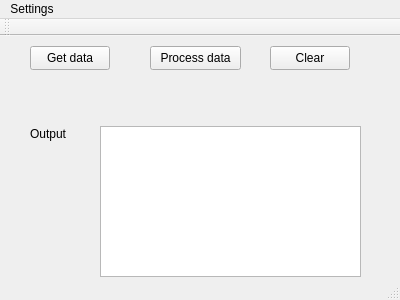
This is testbenchGUI/mainwindow.ui in qrana/testbench as Qt 5 draws it before an edit. The edited form follows.
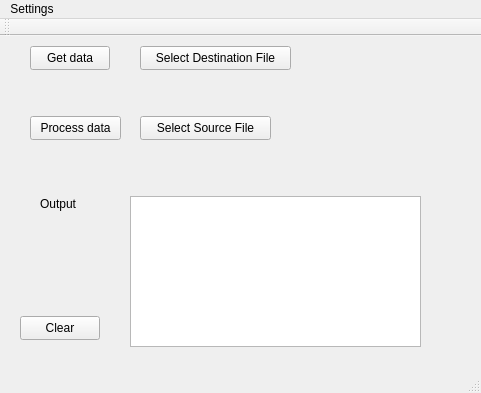
This is the edited form.

Patch:
```diff
--- a/testbenchGUI/mainwindow.ui
+++ b/testbenchGUI/mainwindow.ui
@@ -6,8 +6,8 @@
    <rect>
     <x>0</x>
     <y>0</y>
-    <width>400</width>
-    <height>300</height>
+    <width>481</width>
+    <height>393</height>
    </rect>
   </property>
   <property name="windowTitle">
@@ -17,8 +17,8 @@
    <widget class="QPushButton" name="processButton">
     <property name="geometry">
      <rect>
-      <x>150</x>
-      <y>10</y>
+      <x>30</x>
+      <y>80</y>
       <width>91</width>
       <height>24</height>
      </rect>
@@ -30,9 +30,9 @@
    <widget class="QPlainTextEdit" name="outputTextEdit">
     <property name="geometry">
      <rect>
-      <x>100</x>
-      <y>90</y>
-      <width>261</width>
+      <x>130</x>
+      <y>160</y>
+      <width>291</width>
       <height>151</height>
      </rect>
     </property>
@@ -53,8 +53,8 @@
    <widget class="QPushButton" name="clearButton">
     <property name="geometry">
      <rect>
-      <x>270</x>
-      <y>10</y>
+      <x>20</x>
+      <y>280</y>
       <width>80</width>
       <height>24</height>
      </rect>
@@ -66,8 +66,8 @@
    <widget class="QLabel" name="outputLabel">
     <property name="geometry">
      <rect>
-      <x>30</x>
-      <y>90</y>
+      <x>40</x>
+      <y>160</y>
       <width>58</width>
       <height>16</height>
      </rect>
@@ -76,13 +76,65 @@
      <string>Output</string>
     </property>
    </widget>
+   <widget class="QPushButton" name="destinationButton">
+    <property name="geometry">
+     <rect>
+      <x>140</x>
+      <y>10</y>
+      <width>151</width>
+      <height>24</height>
+     </rect>
+    </property>
+    <property name="text">
+     <string>Select Destination File</string>
+    </property>
+   </widget>
+   <widget class="QLabel" name="destinationFileLabel">
+    <property name="geometry">
+     <rect>
+      <x>320</x>
+      <y>10</y>
+      <width>111</width>
+      <height>16</height>
+     </rect>
+    </property>
+    <property name="text">
+     <string>&lt;no file selected&gt;</string>
+    </property>
+   </widget>
+   <widget class="QPushButton" name="sourceFileButton">
+    <property name="geometry">
+     <rect>
+      <x>140</x>
+      <y>80</y>
+      <width>131</width>
+      <height>24</height>
+     </rect>
+    </property>
+    <property name="text">
+     <string>Select Source File</string>
+    </property>
+   </widget>
+   <widget class="QLabel" name="sourceFileLabel">
+    <property name="geometry">
+     <rect>
+      <x>320</x>
+      <y>80</y>
+      <width>111</width>
+      <height>16</height>
+     </rect>
+    </property>
+    <property name="text">
+     <string>&lt;no file selected&gt;</string>
+    </property>
+   </widget>
   </widget>
   <widget class="QMenuBar" name="menuBar">
    <property name="geometry">
     <rect>
      <x>0</x>
      <y>0</y>
-     <width>400</width>
+     <width>481</width>
      <height>21</height>
     </rect>
    </property>
@@ -97,6 +149,7 @@
    </widget>
    <addaction name="menuSettings"/>
   </widget>
+  <widget class="QStatusBar" name="statusBar"/>
   <widget class="QToolBar" name="mainToolBar">
    <attribute name="toolBarArea">
     <enum>TopToolBarArea</enum>
@@ -105,7 +158,6 @@
     <bool>false</bool>
    </attribute>
   </widget>
-  <widget class="QStatusBar" name="statusBar"/>
   <action name="actionSelect_read_file">
    <property name="text">
     <string>Select read file</string>
```
